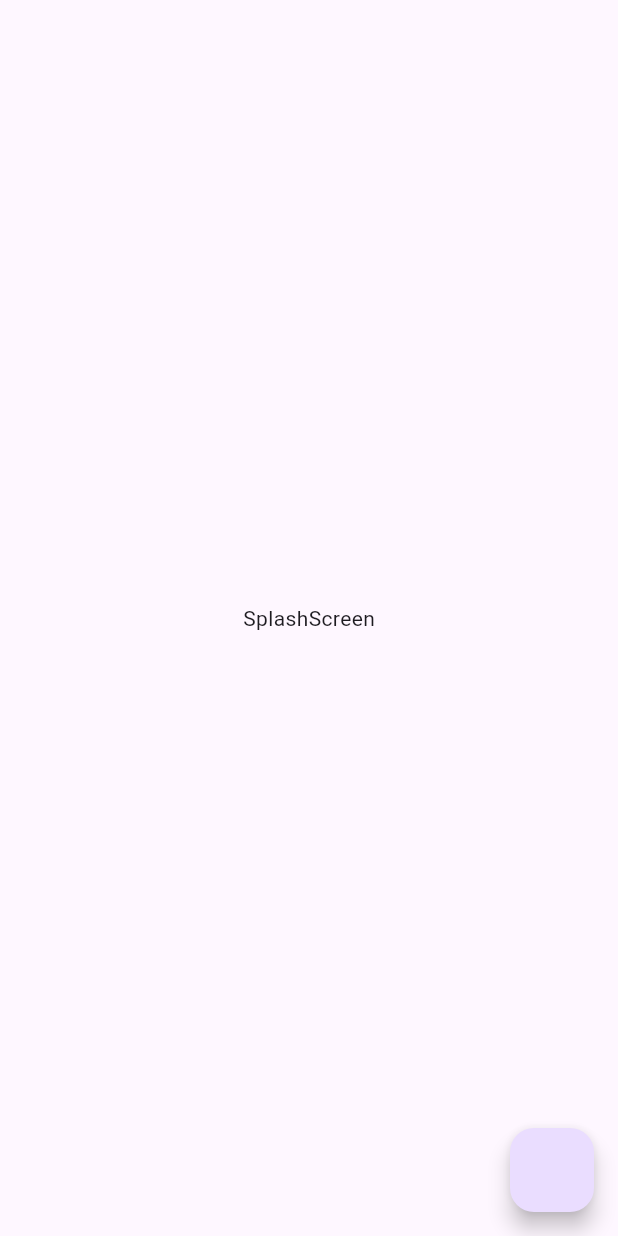
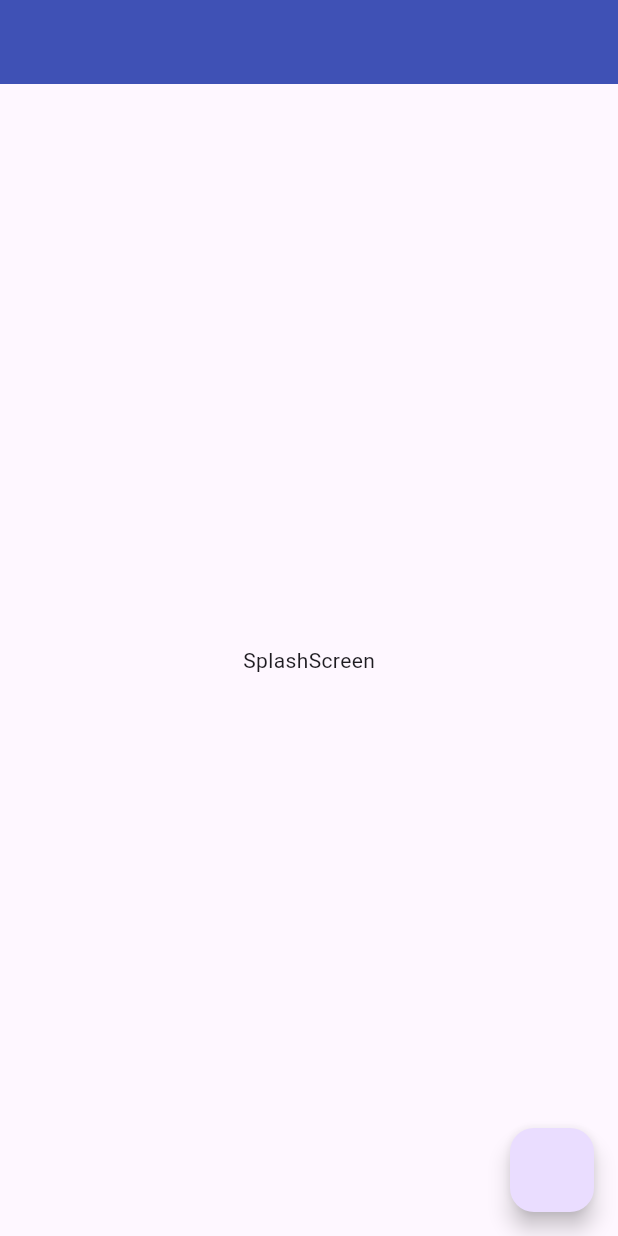
Before and after one commit to araful39/Getx, a Flutter app: the screen it shows after launch, on a phone screen of 412 x 824 dp. Run offline on Flutter 3.47's test engine with Material 3 defaults, Android fonts, the phone set to English and light mode, and no system bars; our stand-ins replace fluttertoast, get.

Commit message:
2nd day in getx appbar backroundcolor

```diff
--- a/lib/part_02/view/splash_screen.dart
+++ b/lib/part_02/view/splash_screen.dart
@@ -1,4 +1,3 @@
-import 'dart:async';
 
 import 'package:flutter/material.dart';
 import 'package:getx/part_02/utills/utills.dart';
@@ -14,6 +13,9 @@ class _SplashScreenState extends State<SplashScreen> {
   @override
   Widget build(BuildContext context) {
     return Scaffold(
+      appBar: AppBar(
+        backgroundColor: Colors.indigo,
+      ),
       body: Center(
         child: Text("SplashScreen"),
       ),
```
